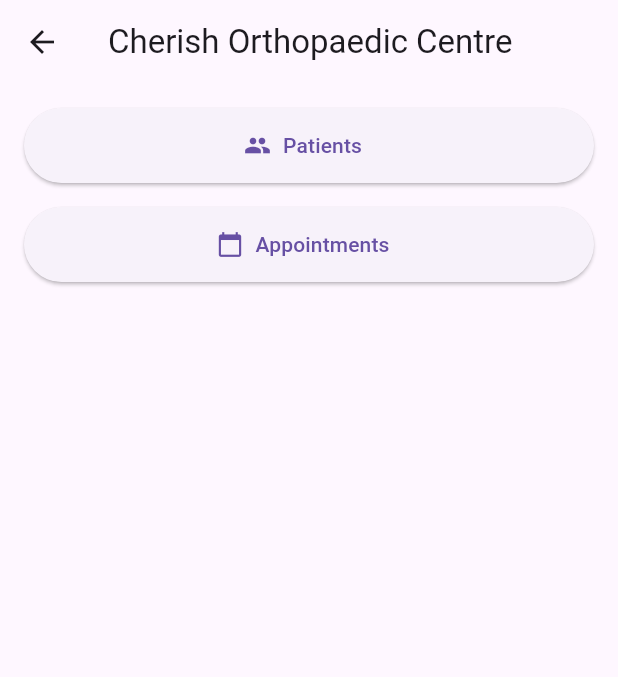
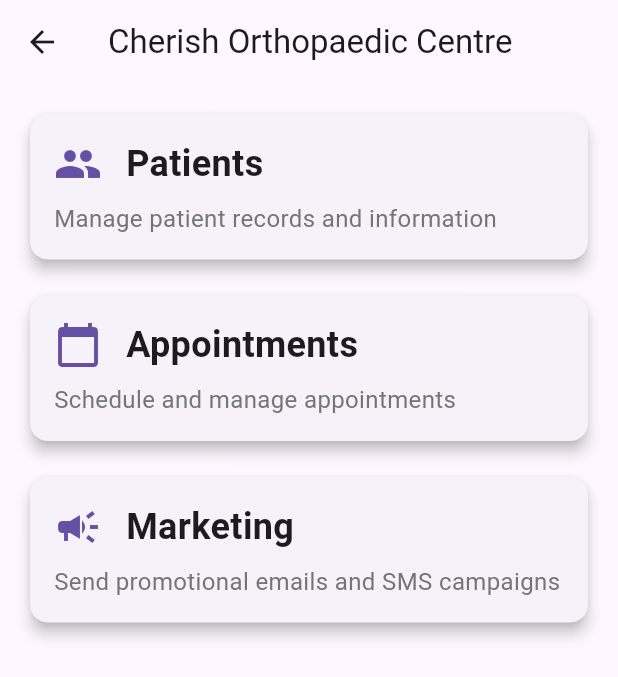
Before and after one commit to lurnalu/nextjs-geist-font-project, a Flutter app: the HomeScreen screen opened by its route, on a phone screen of 412 x 824 dp. Shown: the top 677 px of the screen. Run offline on Flutter 3.47's test engine with Material 3 defaults, Android fonts, the phone set to English and light mode, and no system bars; our stand-ins replace sqflite; missing offline and left inert: postgres; accounts and stored records are empty.

Commit message:
Add cherish_ehr_app/lib/screens/home_screen.dart 1748378063223

```diff
--- a/cherish_ehr_app/lib/screens/home_screen.dart
+++ b/cherish_ehr_app/lib/screens/home_screen.dart
@@ -1,6 +1,7 @@
 import 'package:flutter/material.dart';
 import 'patient_list_screen.dart';
 import 'appointment_list_screen.dart';
+import 'marketing_screen.dart';
 
 class HomeScreen extends StatelessWidget {
   @override
@@ -9,40 +10,86 @@ class HomeScreen extends StatelessWidget {
       appBar: AppBar(
         title: Text('Cherish Orthopaedic Centre'),
       ),
-      body: Padding(
+      body: SingleChildScrollView(
         padding: EdgeInsets.all(16),
         child: Column(
+          crossAxisAlignment: CrossAxisAlignment.stretch,
           children: [
-            ElevatedButton.icon(
-              icon: Icon(Icons.people),
-              label: Text('Patients'),
-              onPressed: () {
-                Navigator.push(
-                  context,
-                  MaterialPageRoute(builder: (context) => PatientListScreen()),
-                );
-              },
-              style: ElevatedButton.styleFrom(
-                minimumSize: Size(double.infinity, 50),
-              ),
+            _buildFeatureCard(
+              context,
+              title: 'Patients',
+              icon: Icons.people,
+              description: 'Manage patient records and information',
+              screen: PatientListScreen(),
             ),
             SizedBox(height: 16),
-            ElevatedButton.icon(
-              icon: Icon(Icons.calendar_today),
-              label: Text('Appointments'),
-              onPressed: () {
-                Navigator.push(
-                  context,
-                  MaterialPageRoute(builder: (context) => AppointmentListScreen()),
-                );
-              },
-              style: ElevatedButton.styleFrom(
-                minimumSize: Size(double.infinity, 50),
-              ),
+            _buildFeatureCard(
+              context,
+              title: 'Appointments',
+              icon: Icons.calendar_today,
+              description: 'Schedule and manage appointments',
+              screen: AppointmentListScreen(),
+            ),
+            SizedBox(height: 16),
+            _buildFeatureCard(
+              context,
+              title: 'Marketing',
+              icon: Icons.campaign,
+              description: 'Send promotional emails and SMS campaigns',
+              screen: MarketingScreen(),
             ),
           ],
         ),
       ),
     );
   }
+
+  Widget _buildFeatureCard(
+    BuildContext context, {
+    required String title,
+    required IconData icon,
+    required String description,
+    required Widget screen,
+  }) {
+    return Card(
+      elevation: 4,
+      child: InkWell(
+        onTap: () {
+          Navigator.push(
+            context,
+            MaterialPageRoute(builder: (context) => screen),
+          );
+        },
+        child: Padding(
+          padding: EdgeInsets.all(16),
+          child: Column(
+            crossAxisAlignment: CrossAxisAlignment.start,
+            children: [
+              Row(
+                children: [
+                  Icon(icon, size: 32, color: Theme.of(context).primaryColor),
+                  SizedBox(width: 16),
+                  Text(
+                    title,
+                    style: TextStyle(
+                      fontSize: 24,
+                      fontWeight: FontWeight.bold,
+                    ),
+                  ),
+                ],
+              ),
+              SizedBox(height: 8),
+              Text(
+                description,
+                style: TextStyle(
+                  fontSize: 16,
+                  color: Colors.grey[600],
+                ),
+              ),
+            ],
+          ),
+        ),
+      ),
+    );
+  }
 }
```
